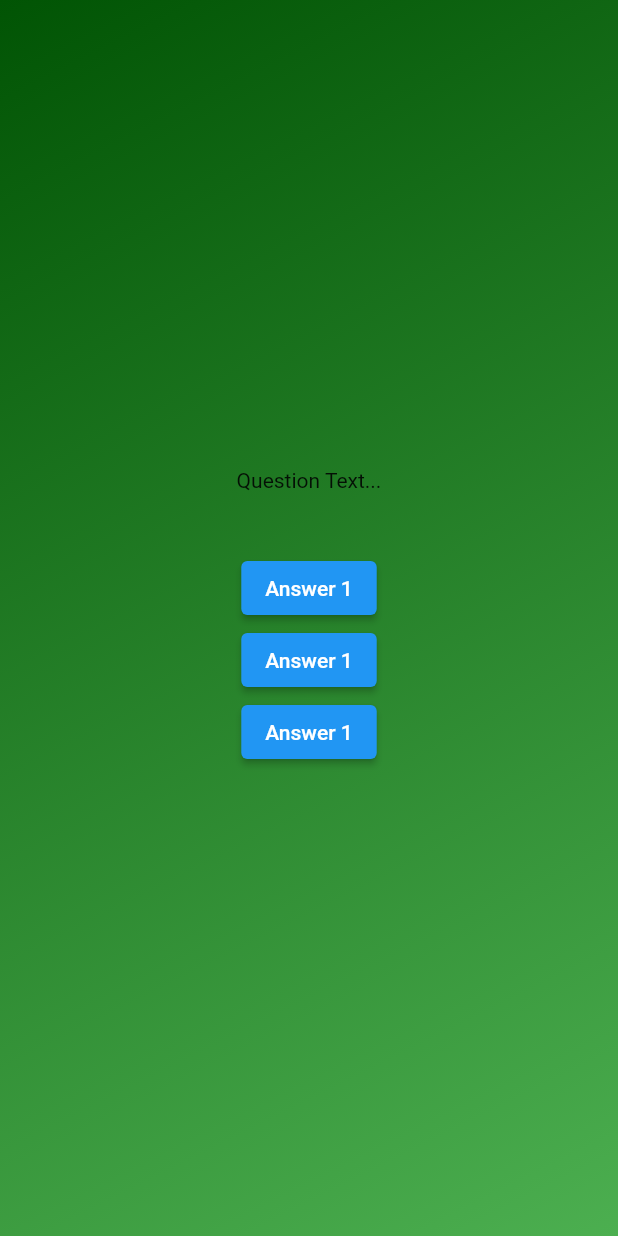
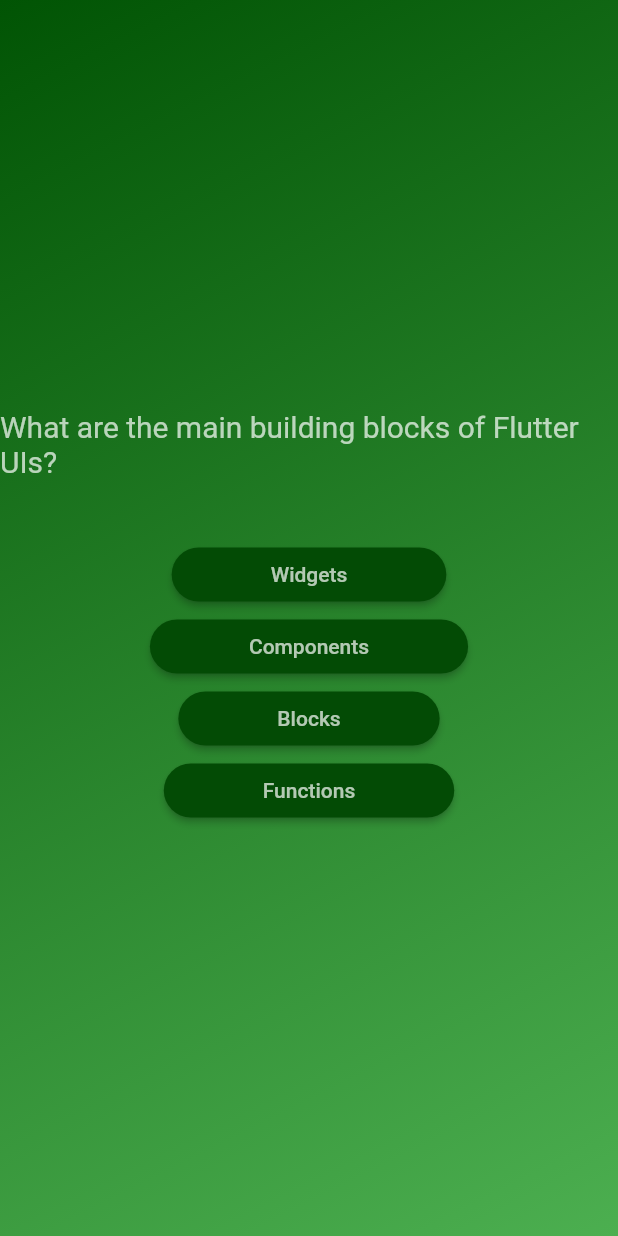
Before and after one commit to carlstep/max_quiz_app, a Flutter app: the screen it shows after launch, after a tap on "Start Quiz", on a phone screen of 412 x 824 dp. Run offline on Flutter 3.47's test engine with Material 2 defaults, Android fonts, the phone set to English and light mode, and no system bars.

Commit message:
set-up questions_screen, answer_buttons

```diff
--- /dev/null
+++ b/lib/answer_button.dart
@@ -0,0 +1,30 @@
+import 'package:flutter/material.dart';
+
+class AnswerButton extends StatelessWidget {
+  const AnswerButton({
+    super.key,
+    required this.answerText,
+    required this.onTapAnswer,
+  });
+
+  final String answerText;
+  final void Function() onTapAnswer;
+
+  @override
+  Widget build(BuildContext context) {
+    return ElevatedButton(
+      onPressed: () {},
+      style: ElevatedButton.styleFrom(
+        backgroundColor: Color.fromARGB(255, 3, 75, 5),
+        foregroundColor: Colors.white70,
+        shape: RoundedRectangleBorder(
+          borderRadius: BorderRadius.circular(20),
+        ),
+      ),
+      child: Padding(
+        padding: const EdgeInsets.symmetric(vertical: 10, horizontal: 50),
+        child: Text(answerText),
+      ),
+    );
+  }
+}
--- a/lib/questions_screen.dart
+++ b/lib/questions_screen.dart
@@ -1,4 +1,6 @@
 import 'package:flutter/material.dart';
+import 'package:max_quiz_app/answer_button.dart';
+import 'package:max_quiz_app/data/questions.dart';
 
 class QuestionsScreen extends StatefulWidget {
   const QuestionsScreen({super.key});
@@ -10,26 +12,38 @@ class QuestionsScreen extends StatefulWidget {
 class _QuestionsScreenState extends State<QuestionsScreen> {
   @override
   Widget build(BuildContext context) {
+    final currentQuestion = questions[0];
+
     return SizedBox(
       width: double.infinity,
       child: Column(
         mainAxisAlignment: MainAxisAlignment.center,
         children: [
-          const Text('Question Text...'),
+          Text(
+            currentQuestion.text,
+            style: const TextStyle(
+              color: Colors.white70,
+              fontSize: 20,
+            ),
+          ),
           const SizedBox(
             height: 40,
           ),
-          ElevatedButton(
-            onPressed: () {},
-            child: const Text('Answer 1'),
+          AnswerButton(
+            answerText: currentQuestion.answers[0],
+            onTapAnswer: () {},
           ),
-          ElevatedButton(
-            onPressed: () {},
-            child: const Text('Answer 1'),
+          AnswerButton(
+            answerText: currentQuestion.answers[1],
+            onTapAnswer: () {},
           ),
-          ElevatedButton(
-            onPressed: () {},
-            child: const Text('Answer 1'),
+          AnswerButton(
+            answerText: currentQuestion.answers[2],
+            onTapAnswer: () {},
+          ),
+          AnswerButton(
+            answerText: currentQuestion.answers[3],
+            onTapAnswer: () {},
           ),
         ],
       ),
```
